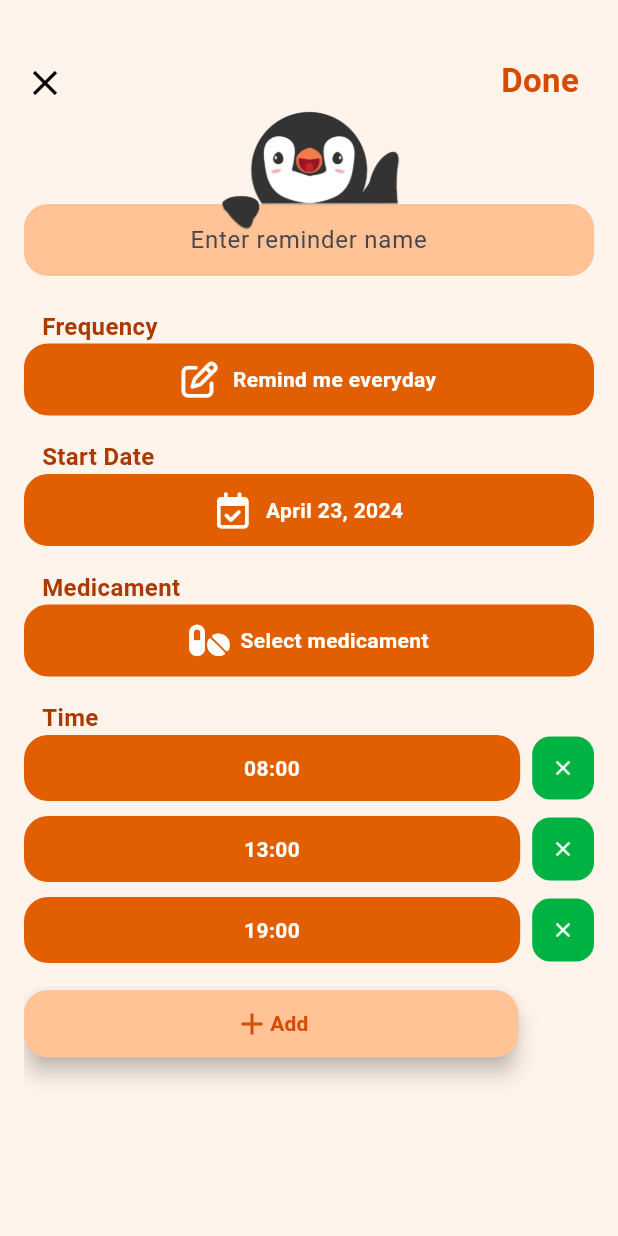
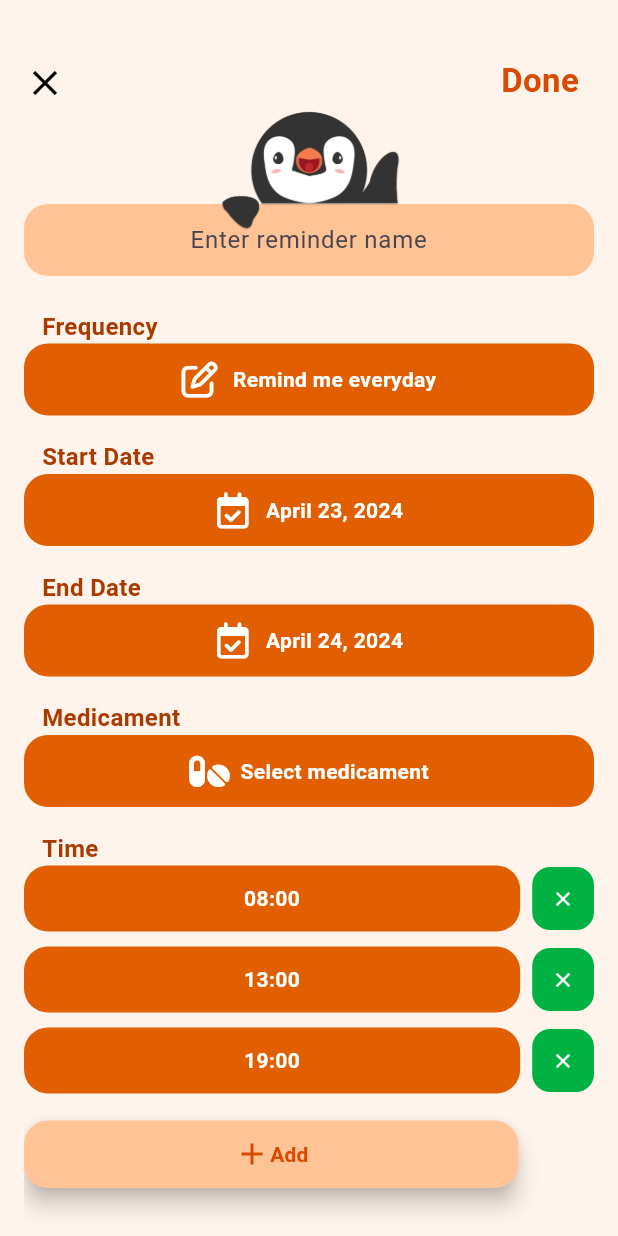
Before and after one commit to YZ1GO/L.EIC017_ES_PRJ, a Flutter app: the AddReminderPage screen opened directly with empty values, on a phone screen of 412 x 824 dp. Run offline on Flutter 3.47's test engine with Material 3 defaults, Android fonts, the phone set to English and light mode, and no system bars; our stand-ins replace firebase_core, firebase_database, flutter_local_notifications, font_awesome_flutter, permission_handler, shared_preferences and 1 more; accounts and stored records are empty.

Commit message:
added an end date when adding a reminder

```diff
--- a/app/lib/reminders.dart
+++ b/app/lib/reminders.dart
@@ -8,6 +8,7 @@ class Reminder {
   String reminderName;
   List<bool> selectedDays;
   DateTime startDate;
+  DateTime endDate;
   int medicament;
   List<TimeOfDay> times;
 
@@ -16,6 +17,7 @@ class Reminder {
     required this.reminderName,
     required this.selectedDays,
     required this.startDate,
+    required this.endDate,
     required this.medicament,
     required this.times,
   });
@@ -26,6 +28,7 @@ class Reminder {
       'reminderName': reminderName,
       'selectedDays': selectedDays.join(','),
       'startDate': startDate.millisecondsSinceEpoch,
+      'endDate': endDate.millisecondsSinceEpoch,
       'medicament': medicament,
       'times': times.map((time) => time.hour * 60 + time.minute).toList().join(','), // Convert list to string
     };
@@ -37,6 +40,7 @@ class Reminder {
       reminderName: map['reminderName'],
       selectedDays: (map['selectedDays'] as String).split(',').map((e) => e == 'true').toList(),
       startDate: DateTime.fromMillisecondsSinceEpoch(map['startDate']),
+      endDate: DateTime.fromMillisecondsSinceEpoch(map['endDate']),
       medicament: map['medicament'],
       times: (map['times'] as String)
           .split(',')
@@ -99,7 +103,7 @@ class ReminderDatabase {
     final String path = join(await getDatabasesPath(), 'reminders_database.db');
     _database = await openDatabase(
       path,
-      version: 1,
+      version: 2,
       onCreate: (Database db, int version) async {
         await db.execute(
           '''
@@ -108,6 +112,7 @@ class ReminderDatabase {
             reminderName TEXT,
             selectedDays TEXT,
             startDate INTEGER,
+            endDate INTEGER,
             medicament INTEGER,
             times TEXT
           )
--- a/app/lib/screens/add_reminder_screen.dart
+++ b/app/lib/screens/add_reminder_screen.dart
@@ -102,6 +102,7 @@ class _AddReminderPageState extends State<AddReminderPage> {
 
   String _reminderName = '';
   DateTime _startDate = DateTime.now();
+  DateTime _endDate = DateTime.now().add(const Duration(days: 1));
   List<TimeOfDay> _times = [
     TimeOfDay(hour: 8, minute: 0),
     TimeOfDay(hour: 13, minute: 0),
@@ -131,6 +132,31 @@ class _AddReminderPageState extends State<AddReminderPage> {
     if (picked != null && picked != _startDate) {
       setState(() {
         _startDate = picked;
+      });
+    }
+  }
+
+  Future<void> _selectEndDate(BuildContext context) async {
+    final DateTime minEndDate = _startDate.add(const Duration(days: 1));
+    final DateTime? picked = await showDatePicker(
+      context: context,
+      initialDate: _endDate,
+      firstDate: minEndDate,
+      lastDate: DateTime(2101),
+      builder: (BuildContext context, Widget? child) {
+        return Theme(
+          data: ThemeData.light().copyWith(
+            primaryColor: const Color.fromRGBO(243, 83, 0, 1),
+            colorScheme: const ColorScheme.light(primary: Color.fromRGBO(243, 83, 0, 1),),
+          ),
+          child: child!,
+        );
+      },
+    );
+
+    if (picked != null && picked != _endDate) {
+      setState(() {
+        _endDate = picked;
       });
     }
   }
@@ -305,6 +331,45 @@ class _AddReminderPageState extends State<AddReminderPage> {
                               const SizedBox(width: 10),
                               Text(
                                 DateFormat('MMMM d, y').format(_startDate),
+                                style: const TextStyle(
+                                  color: Colors.white,
+                                  fontWeight: FontWeight.bold,
+                                ),
+                              ),
+                            ],
+                          ),
+                        ),
+                      ),
+                      const SizedBox(height: 16.0),
+                      const Padding(
+                        padding: EdgeInsets.only(left: 12.0),
+                        child: Text(
+                          'End Date',
+                          style: TextStyle(
+                            fontWeight: FontWeight.w600,
+                            fontSize: 16,
+                            color: Color.fromRGBO(171, 58, 0, 1),
+                          ),
+                        ),
+                      ),
+                      GestureDetector(
+                        onTap: () => _selectEndDate(context),
+                        child: Container(
+                          padding: const EdgeInsets.all(12.0),
+                          decoration: BoxDecoration(
+                            color: const Color.fromRGBO(225, 95, 0, 1),
+                            borderRadius: BorderRadius.circular(16.0),
+                          ),
+                          child: Row(
+                            mainAxisAlignment: MainAxisAlignment.center,
+                            children: [
+                              const Icon(
+                                FontAwesomeIcons.calendarCheck,
+                                color: Colors.white,
+                              ),
+                              const SizedBox(width: 10),
+                              Text(
+                                DateFormat('MMMM d, y').format(_endDate),
                                 style: const TextStyle(
                                   color: Colors.white,
                                   fontWeight: FontWeight.bold,
@@ -548,6 +613,7 @@ class _AddReminderPageState extends State<AddReminderPage> {
           reminderName: _reminderName,
           selectedDays: _selectedDays,
           startDate: _startDate,
+          endDate: _endDate,
           medicament: _medicament!.id,
           times: _times,
       );
@@ -560,6 +626,7 @@ class _AddReminderPageState extends State<AddReminderPage> {
         print('Name: ${newReminder.reminderName}');
         print('Selected Days: ${newReminder.selectedDays}');
         print('Start Date: ${newReminder.startDate}');
+        print('End Date: ${newReminder.endDate}');
         print('Medicament: ${newReminder.medicament}');
         print('Times: ${newReminder.times}');
         widget.onReminderSaved();
@@ -570,7 +637,12 @@ class _AddReminderPageState extends State<AddReminderPage> {
     } catch (e) {
       print('Error saving reminder: $e');
     }
+    //saveReminderCards();
   }
+
+  /*void saveReminderCards() {
+
+  }*/
 
   void _showFrequencyBottomSheet(BuildContext context) {
     showModalBottomSheet(
```
Also changed, not shown: app/lib/screens/home_screen.dart (+8 -6 lines).
